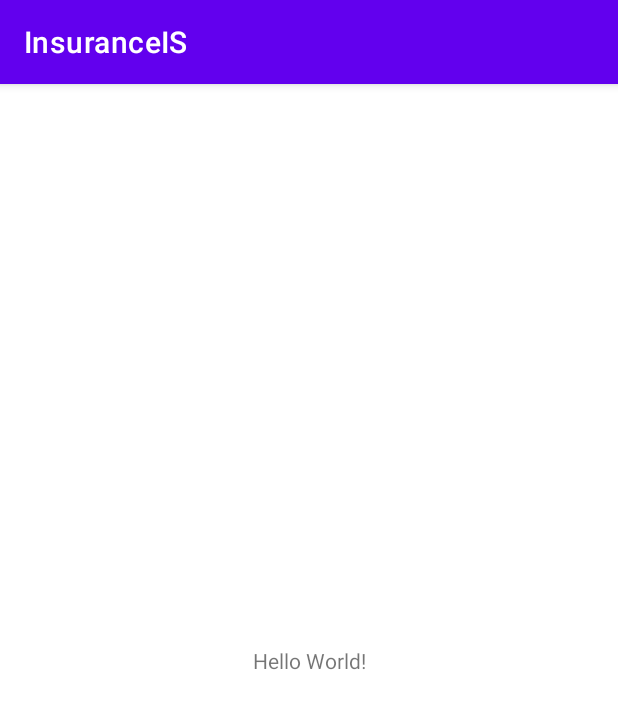
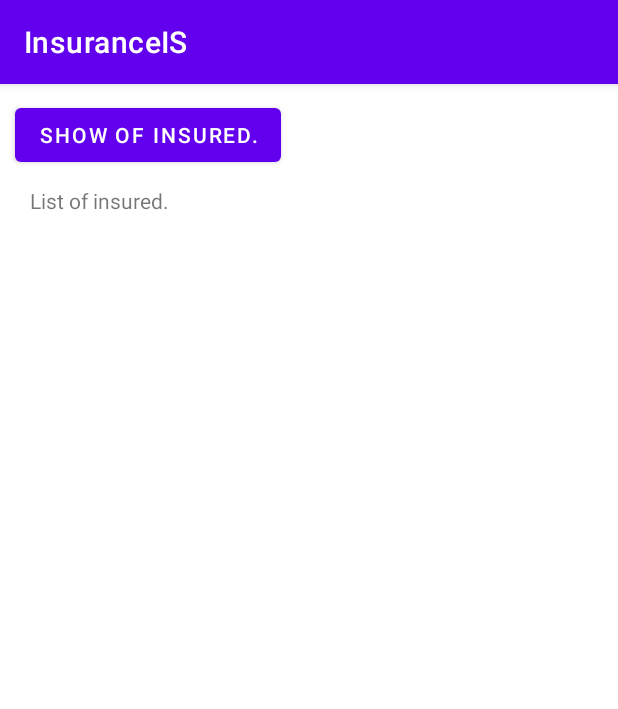
Before and after one commit to anovak8/InsuranceISApp, an Android app: the screen it shows after launch (MainActivity), on a phone screen of 412 x 824 dp. Shown: the top 709 px of the screen. Run offline under Robolectric (Android 15) with nearby library versions, the phone set to English and light mode, and no system bars; our stand-ins replace Volley.

Commit message:
Implemented basic Get Insured activity.

```diff
--- a/app/src/main/java/com/example/insuranceis/MainActivity.java
+++ b/app/src/main/java/com/example/insuranceis/MainActivity.java
@@ -4,11 +4,79 @@ import androidx.appcompat.app.AppCompatActivity;
 
 import android.os.Bundle;
 
+import androidx.appcompat.app.AppCompatActivity;
+
+import android.os.Bundle;
+
+import android.content.Intent;
+import android.os.Bundle;
+import android.text.method.ScrollingMovementMethod;
+import android.util.Log;
+import android.view.View;
+import android.widget.TextView;
+import androidx.appcompat.app.AppCompatActivity;
+import com.android.volley.RequestQueue;
+import com.android.volley.Response;
+import com.android.volley.VolleyError;
+import com.android.volley.toolbox.JsonArrayRequest;
+import com.android.volley.toolbox.Volley;
+import org.json.JSONArray;
+import org.json.JSONException;
+import org.json.JSONObject;
+import java.util.ArrayList;
+
 public class MainActivity extends AppCompatActivity {
+
+    private RequestQueue requestQueue;
+    private TextView Insured;
+    private String url = "https://insurance-is-dev.azurewebsites.net/api/v1/Insured";
+
 
     @Override
     protected void onCreate(Bundle savedInstanceState) {
         super.onCreate(savedInstanceState);
         setContentView(R.layout.activity_main);
+        requestQueue = Volley.newRequestQueue(getApplicationContext());
+        Insured = (TextView) findViewById(R.id.Insured);
     }
+
+    public void prikaziInsured(View view){
+        if (view != null){
+            JsonArrayRequest request = new JsonArrayRequest(url, jsonArrayListener, errorListener);
+            requestQueue.add(request);
+        }
+    }
+
+    private Response.Listener<JSONArray> jsonArrayListener = new Response.Listener<JSONArray>() {
+        @Override
+        public void onResponse(JSONArray response){
+            ArrayList<String> data = new ArrayList<>();
+
+            for (int i = 0; i < response.length(); i++) {
+                try{
+                    JSONObject object = response.getJSONObject(i);
+                    String name = object.getString("firstMidName");
+                    String surname = object.getString("lastName");
+
+                    data.add(name + " " + surname);
+                }catch (JSONException e){
+                    e.printStackTrace();
+                    return;
+                }
+            }
+            for (String row: data){
+                String currentText = Insured.getText().toString();
+                Insured.setText(currentText + "\n\n" + row);
+            }
+        }
+    };
+
+    private Response.ErrorListener errorListener = new Response.ErrorListener() {
+        @Override
+        public void onErrorResponse(VolleyError error) {
+            Log.d("REST error", error.getMessage());
+        }
+    };
+
+
 }
--- a/app/src/main/res/layout/activity_main.xml
+++ b/app/src/main/res/layout/activity_main.xml
@@ -6,13 +6,31 @@
     android:layout_height="match_parent"
     tools:context=".MainActivity">
 
+
     <TextView
+        android:id="@+id/Insured"
+        android:layout_width="wrap_content"
+        android:layout_height="0dp"
+        android:layout_marginLeft="20dp"
+        android:layout_marginTop="10dp"
+        android:layout_marginBottom="10dp"
+        android:text="List of insured."
+        app:layout_constraintBottom_toBottomOf="parent"
+        app:layout_constraintLeft_toLeftOf="parent"
+        app:layout_constraintTop_toBottomOf="@+id/button"
+        tools:layout_constraintLeft_creator="1"
+        tools:layout_constraintTop_creator="1" />
+
+    <Button
+        android:id="@+id/button"
         android:layout_width="wrap_content"
         android:layout_height="wrap_content"
-        android:text="Hello World!"
-        app:layout_constraintBottom_toBottomOf="parent"
+        android:layout_marginLeft="10dp"
+        android:layout_marginTop="10dp"
+        android:onClick="prikaziInsured"
+        android:text="Show of insured."
         app:layout_constraintLeft_toLeftOf="parent"
-        app:layout_constraintRight_toRightOf="parent"
-        app:layout_constraintTop_toTopOf="parent" />
-
+        app:layout_constraintTop_toTopOf="parent"
+        tools:layout_constraintLeft_creator="1"
+        tools:layout_constraintTop_creator="1" />
 </androidx.constraintlayout.widget.ConstraintLayout>
```
